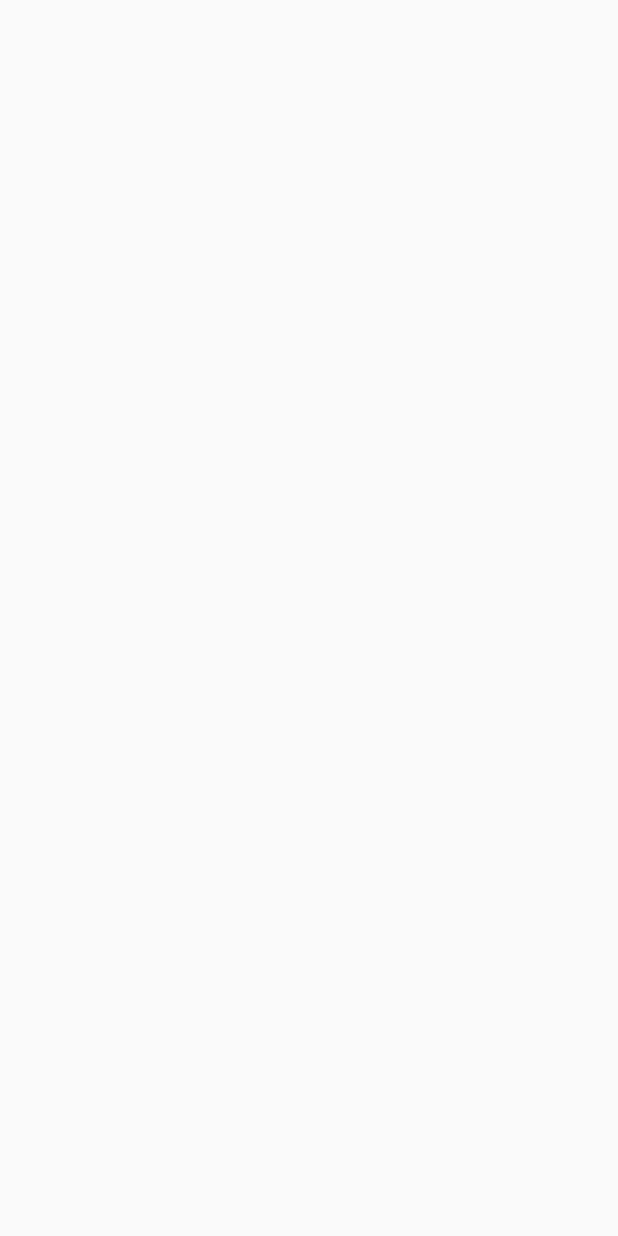
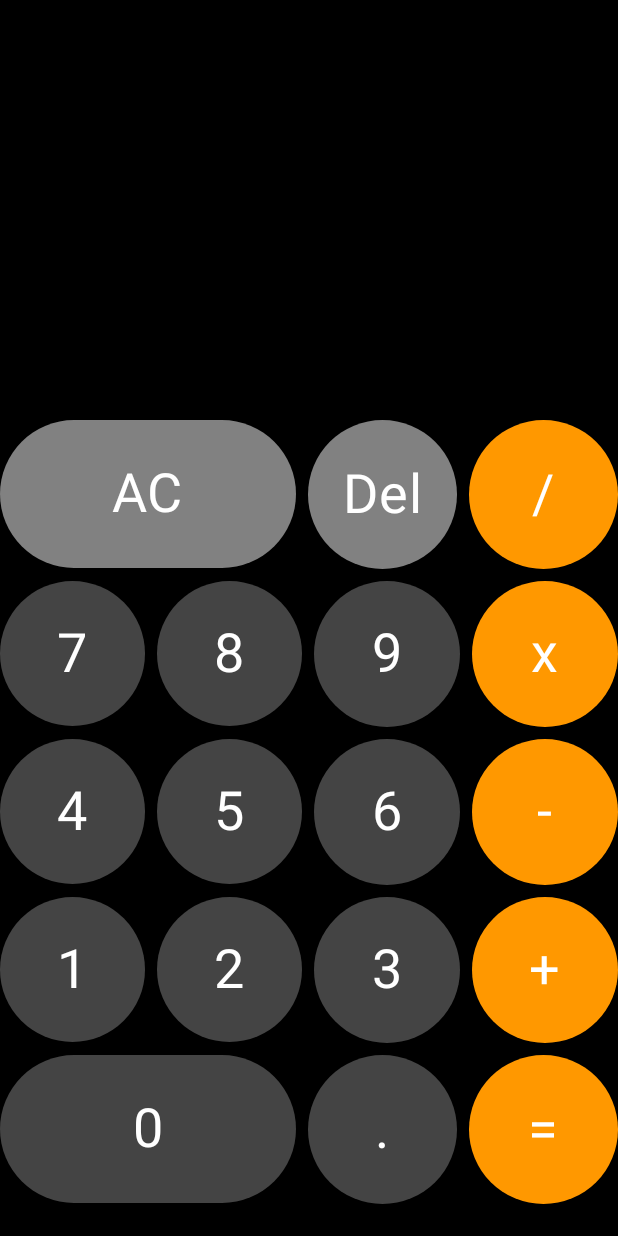
Before and after one commit to Sidv1405/EasyMathApp, an Android app built with Jetpack Compose: the screen it shows after launch (MainActivity), on a phone screen of 412 x 824 dp. Before the commit the screen is empty. Run offline under Robolectric (Android 15) with nearby library versions, the phone set to English and light mode, and no system bars.

Commit message:
switch to using viewModel, update app interface and maintenance, split package packaging

```diff
--- a/app/src/main/java/com/example/easymathapp/MainActivity.kt
+++ b/app/src/main/java/com/example/easymathapp/MainActivity.kt
@@ -4,9 +4,16 @@ import android.os.Bundle
 import androidx.activity.ComponentActivity
 import androidx.activity.compose.setContent
 import androidx.activity.enableEdgeToEdge
+import androidx.compose.foundation.background
+import androidx.compose.foundation.layout.Box
+import androidx.compose.foundation.layout.fillMaxSize
+import androidx.compose.ui.Modifier
+import androidx.compose.ui.graphics.Color
 import androidx.compose.ui.unit.dp
+import androidx.lifecycle.viewmodel.compose.viewModel
 import com.example.easymathapp.ui.theme.EasyMathAppTheme
-import androidx.lifecycle.viewmodel.compose.viewModel
+import com.example.easymathapp.view.Calculator
+import com.example.easymathapp.viewmodel.CalculatorViewModel
 
 
 class MainActivity : ComponentActivity() {
@@ -18,6 +25,24 @@ class MainActivity : ComponentActivity() {
                 val viewModel = viewModel<CalculatorViewModel>()
                 val state = viewModel.state
                 val buttonSpacing = 8.dp
+                val isCalculated = viewModel.isCalculated
+                val lastExpression = viewModel.lastExpression
+
+                Box(
+                    modifier = Modifier
+                        .fillMaxSize()
+                        .background(Color.Black)
+                ) {
+                    Calculator(
+                        state = state,
+                        buttonSpacing = buttonSpacing,
+                        isCalculated = isCalculated,
+                        lastExpression = lastExpression,
+                        onAction = { action, value ->
+                            viewModel.handleAction(action, value)
+                        }
+                    )
+                }
             }
         }
     }
--- a/app/src/main/java/com/example/easymathapp/model/CalculatorAction.kt
+++ b/app/src/main/java/com/example/easymathapp/model/CalculatorAction.kt
@@ -4,7 +4,10 @@ enum class CalculatorAction {
     NUMBER,
     CLEAR,
     DELETE,
-    OPERATION,
+    OPERATION_ADD,
+    OPERATION_SUBTRACT,
+    OPERATION_MULTIPLY,
+    OPERATION_DIVIDE,
     CALCULATE,
     DECIMAL
 }
--- a/app/src/main/java/com/example/easymathapp/model/CalculatorState.kt
+++ b/app/src/main/java/com/example/easymathapp/model/CalculatorState.kt
@@ -3,5 +3,5 @@ package com.example.easymathapp.model
 data class CalculatorState(
     val number1: String = "",
     val number2: String = "",
-    val operation: CalculatorAction? = null,
+    val operation: String? = null,
 )
--- /dev/null
+++ b/app/src/main/java/com/example/easymathapp/view/Calculator.kt
@@ -0,0 +1,268 @@
+package com.example.easymathapp.view
+
+import androidx.compose.foundation.background
+import androidx.compose.foundation.layout.Arrangement
+import androidx.compose.foundation.layout.Box
+import androidx.compose.foundation.layout.Column
+import androidx.compose.foundation.layout.Row
+import androidx.compose.foundation.layout.Spacer
+import androidx.compose.foundation.layout.aspectRatio
+import androidx.compose.foundation.layout.fillMaxSize
+import androidx.compose.foundation.layout.fillMaxWidth
+import androidx.compose.foundation.layout.height
+import androidx.compose.foundation.layout.padding
+import androidx.compose.material3.Text
+import androidx.compose.runtime.Composable
+import androidx.compose.ui.Alignment
+import androidx.compose.ui.Modifier
+import androidx.compose.ui.graphics.Color
+import androidx.compose.ui.text.font.FontWeight
+import androidx.compose.ui.text.style.TextAlign
+import androidx.compose.ui.text.style.TextOverflow
+import androidx.compose.ui.unit.Dp
+import androidx.compose.ui.unit.dp
+import androidx.compose.ui.unit.sp
+import com.example.easymathapp.model.CalculatorAction
+import com.example.easymathapp.model.CalculatorState
+import com.example.easymathapp.view.components.ButtonComponent
+
+@Composable
+fun Calculator(
+    state: CalculatorState,
+    buttonSpacing: Dp,
+    modifier: Modifier = Modifier,
+    onAction: (CalculatorAction, String?) -> Unit,
+    isCalculated: Boolean,
+    lastExpression: String
+
+) {
+    Box(modifier = modifier) {
+        Column(
+            modifier = Modifier
+                .fillMaxSize()
+                .align(Alignment.BottomCenter),
+            verticalArrangement = Arrangement.spacedBy(buttonSpacing)
+        ) {
+            Spacer(modifier = Modifier.weight(1f))
+
+            Text(
+                text = lastExpression,
+                textAlign = TextAlign.End,
+                modifier = Modifier
+                    .fillMaxWidth()
+                    .padding(horizontal = 16.dp),
+                fontWeight = FontWeight.Normal,
+                fontSize = 24.sp,
+                color = Color.Gray, // Màu xám nhỏ
+                maxLines = 1,
+                overflow = TextOverflow.Ellipsis
+            )
+
+            Text(
+                text = state.number1 + (state.operation ?: "") + state.number2,
+                textAlign = TextAlign.End,
+                modifier = Modifier
+                    .fillMaxWidth()
+                    .padding(vertical = 32.dp)
+                    .height(100.dp) // Cố định chiều cao của text
+                    .background(Color.Black),
+                fontWeight = FontWeight.Light,
+                fontSize = 80.sp,
+                color = Color.White,
+                maxLines = 1,
+                overflow = TextOverflow.Ellipsis // Ẩn phần văn bản vượt quá giới hạn
+            )
+
+
+            // Hàng 1
+            Row(
+                modifier = Modifier.fillMaxWidth(),
+                horizontalArrangement = Arrangement.spacedBy(buttonSpacing)
+            ) {
+                ButtonComponent(symbol = "AC",
+                    modifier = Modifier
+                        .background(Color(0xFF818181))
+                        .aspectRatio(2f)
+                        .weight(2f),
+                    onClick = {
+                        onAction(CalculatorAction.CLEAR, null)
+                    })
+                ButtonComponent(symbol = "Del",
+                    modifier = Modifier
+                        .background(Color(0xFF818181))
+                        .aspectRatio(1f)
+                        .weight(1f),
+                    onClick = {
+                        onAction(CalculatorAction.DELETE, null)
+                    })
+                ButtonComponent(symbol = "/",
+                    modifier = Modifier
+                        .background(Color(0xFFFF9800))
+                        .aspectRatio(1f)
+                        .weight(1f),
+                    onClick = {
+                        onAction(CalculatorAction.OPERATION_DIVIDE, "/")
+                    })
+            }
+
+            // Hàng 2
+            Row(
+                modifier = Modifier.fillMaxWidth(),
+                horizontalArrangement = Arrangement.spacedBy(buttonSpacing)
+            ) {
+                ButtonComponent(symbol = "7",
+                    modifier = Modifier
+                        .background(Color.DarkGray)
+                        .aspectRatio(1f)
+                        .weight(1f),
+                    onClick = {
+                        onAction(CalculatorAction.NUMBER, "7")
+                    }
+                )
+                ButtonComponent(symbol = "8",
+                    modifier = Modifier
+                        .background(Color.DarkGray)
+                        .aspectRatio(1f)
+                        .weight(1f),
+                    onClick = {
+                        onAction(CalculatorAction.NUMBER, "8")
+                    }
+                )
+                ButtonComponent(symbol = "9",
+                    modifier = Modifier
+                        .background(Color.DarkGray)
+                        .aspectRatio(1f)
+                        .weight(1f),
+                    onClick = {
+                        onAction(CalculatorAction.NUMBER, "9")
+                    }
+                )
+                ButtonComponent(symbol = "x",
+                    modifier = Modifier
+                        .background(Color(0xFFFF9800))
+                        .aspectRatio(1f)
+                        .weight(1f),
+                    onClick = {
+                        onAction(CalculatorAction.OPERATION_MULTIPLY, "x")
+                    })
+            }
+
+            // Hàng 3
+            Row(
+                modifier = Modifier.fillMaxWidth(),
+                horizontalArrangement = Arrangement.spacedBy(buttonSpacing)
+            ) {
+                ButtonComponent(symbol = "4",
+                    modifier = Modifier
+                        .background(Color.DarkGray)
+                        .aspectRatio(1f)
+                        .weight(1f),
+                    onClick = {
+                        onAction(CalculatorAction.NUMBER, "4")
+                    }
+                )
+                ButtonComponent(symbol = "5",
+                    modifier = Modifier
+                        .background(Color.DarkGray)
+                        .aspectRatio(1f)
+                        .weight(1f),
+                    onClick = {
+                        onAction(CalculatorAction.NUMBER, "5")
+                    }
+                )
+                ButtonComponent(symbol = "6",
+                    modifier = Modifier
+                        .background(Color.DarkGray)
+                        .aspectRatio(1f)
+                        .weight(1f),
+                    onClick = {
+                        onAction(CalculatorAction.NUMBER, "6")
+                    }
+                )
+                ButtonComponent(symbol = "-",
+                    modifier = Modifier
+                        .background(Color(0xFFFF9800))
+                        .aspectRatio(1f)
+                        .weight(1f),
+                    onClick = {
+                        onAction(CalculatorAction.OPERATION_SUBTRACT, "-")
+                    })
+            }
+
+            // Hàng 4
+            Row(
+                modifier = Modifier.fillMaxWidth(),
+                horizontalArrangement = Arrangement.spacedBy(buttonSpacing)
+            ) {
+                ButtonComponent(symbol = "1",
+                    modifier = Modifier
+                        .background(Color.DarkGray)
+                        .aspectRatio(1f)
+                        .weight(1f),
+                    onClick = {
+                        onAction(CalculatorAction.NUMBER, "1")
+                    }
+                )
+                ButtonComponent(symbol = "2",
+                    modifier = Modifier
+                        .background(Color.DarkGray)
+                        .aspectRatio(1f)
+                        .weight(1f),
+                    onClick = {
+                        onAction(CalculatorAction.NUMBER, "2")
+                    }
+                )
+                ButtonComponent(symbol = "3",
+                    modifier = Modifier
+                        .background(Color.DarkGray)
+                        .aspectRatio(1f)
+                        .weight(1f),
+                    onClick = {
+                        onAction(CalculatorAction.NUMBER, "3")
+                    }
+                )
+                ButtonComponent(symbol = "+",
+                    modifier = Modifier
+                        .background(Color(0xFFFF9800))
+                        .aspectRatio(1f)
+                        .weight(1f),
+                    onClick = {
+                        onAction(CalculatorAction.OPERATION_ADD, "+")
+                    })
+            }
+
+            // Hàng 5
+            Row(
+                modifier = Modifier.fillMaxWidth(),
+                horizontalArrangement = Arrangement.spacedBy(buttonSpacing)
+            ) {
+                ButtonComponent(symbol = "0",
+                    modifier = Modifier
+                        .background(Color.DarkGray)
+                        .aspectRatio(2f)
+                        .weight(2f),
+                    onClick = {
+                        onAction(CalculatorAction.NUMBER, "0")
+                    })
+                ButtonComponent(symbol = ".",
+                    modifier = Modifier
+                        .background(Color.DarkGray)
+                        .aspectRatio(1f)
+                        .weight(1f),
+                    onClick = {
+                        onAction(CalculatorAction.DECIMAL, ".")
+                    })
+                ButtonComponent(symbol = "=",
+                    modifier = Modifier
+                        .background(Color(0xFFFF9800))
+                        .aspectRatio(1f)
+                        .weight(1f),
+                    onClick = {
+                        onAction(CalculatorAction.CALCULATE, null)
+                    })
+            }
+            Spacer(modifier = Modifier.weight(0.2f))
+
+        }
+    }
+}
--- a/app/src/main/java/com/example/easymathapp/ButtonComponent.kt
+++ b/app/src/main/java/com/example/easymathapp/view/components/ButtonComponent.kt
@@ -1,4 +1,4 @@
-package com.example.easymathapp
+package com.example.easymathapp.view.components
 
 import androidx.compose.foundation.clickable
 import androidx.compose.foundation.layout.Box
--- a/gradle/libs.versions.toml
+++ b/gradle/libs.versions.toml
@@ -1,5 +1,5 @@
 [versions]
-agp = "8.6.1"
+agp = "8.7.2"
 kotlin = "1.9.0"
 coreKtx = "1.13.1"
 junit = "4.13.2"
```
Also changed, not shown: app/src/main/java/com/example/easymathapp/CalculatorViewModel.kt (deleted, +0 -12 lines), app/src/main/java/com/example/easymathapp/model/CalculatorOperation.kt (deleted, +0 -10 lines), app/src/main/java/com/example/easymathapp/viewmodel/CalculatorViewModel.kt (added, +101 -0 lines), gradle/wrapper/gradle-wrapper.properties.
